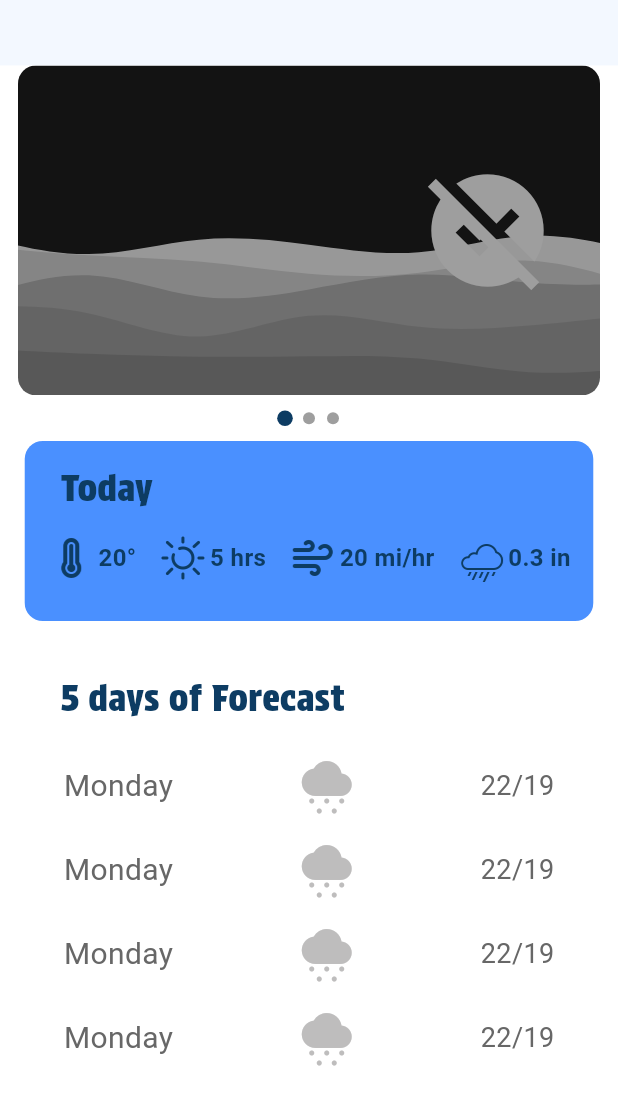
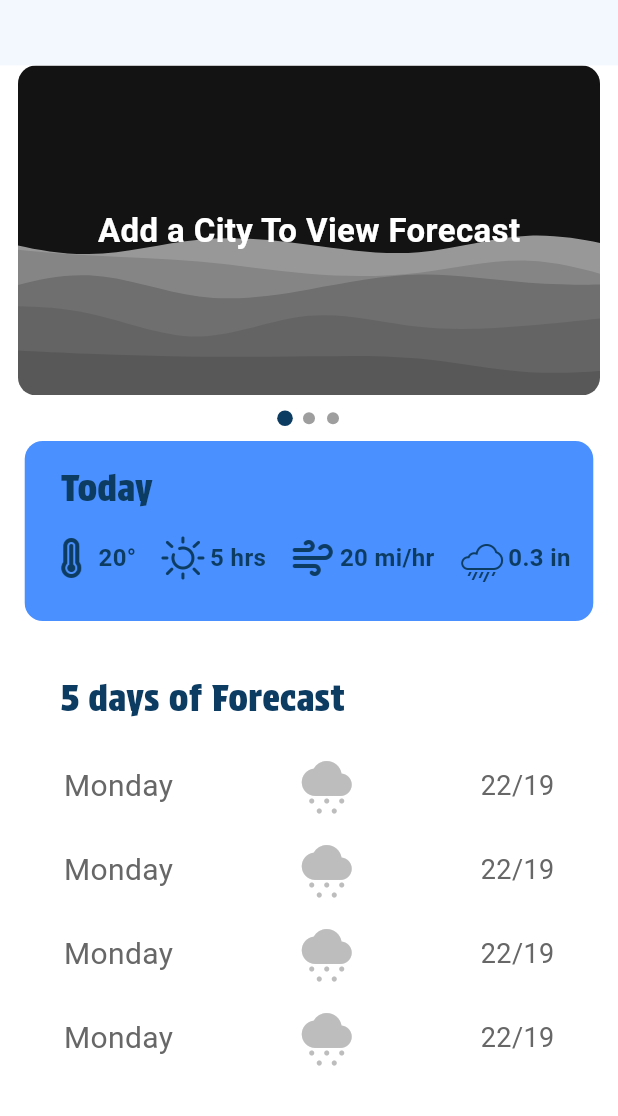
Before and after one commit to kaleabSolomon/WeatherIO, a Flutter app: the screen it shows after launch, on a phone screen of 412 x 824 dp, the part 120-1236 px from its top. Run offline on Flutter 3.47's test engine with Material 3 defaults, Android fonts, the phone set to English and light mode, and no system bars; drawn by our look-alikes of smooth_page_indicator; our stand-ins replace dio, flutter_svg, hive, hive_flutter; accounts and stored records are empty.

Commit message:
display message if no forecasts found

```diff
--- a/lib/widgets/weather_card.dart
+++ b/lib/widgets/weather_card.dart
@@ -55,7 +55,16 @@ class WeatherCard extends StatelessWidget {
           ),
           Padding(
             padding: const EdgeInsets.symmetric(horizontal: 30),
-            child: Row(
+            child: isNoForecast == true
+                ? Center(
+                    child: Text(
+                    "Add a City To View Forecast",
+                    style: TextStyle(
+                        fontSize: 22,
+                        fontWeight: FontWeight.bold,
+                        color: Theme.of(context).colorScheme.secondary),
+                  ))
+                : Row(
                     mainAxisAlignment: MainAxisAlignment.spaceBetween,
                     children: [
                       Column(
@@ -70,14 +79,16 @@ class WeatherCard extends StatelessWidget {
                                 style: TextStyle(
                                   fontSize: 20,
                                   fontWeight: FontWeight.bold,
-                            color: Theme.of(context).colorScheme.secondary,
+                                  color:
+                                      Theme.of(context).colorScheme.secondary,
                                 ),
                               ),
                               Text(
                                 formatDate(date ?? ""),
                                 style: TextStyle(
                                   fontSize: 16,
-                            color: Theme.of(context).colorScheme.secondary,
+                                  color:
+                                      Theme.of(context).colorScheme.secondary,
                                 ),
                               )
                             ],
@@ -99,10 +110,10 @@ class WeatherCard extends StatelessWidget {
                           )
                         ],
                       ),
-                Icon(
-                  isNoForecast != true ? Icons.sunny : Icons.unpublished_sharp,
+                      const Icon(
+                        Icons.sunny,
                         size: 90,
-                  color: isNoForecast != true ? Colors.orange : Colors.grey,
+                        color: Colors.orange,
                       )
                     ],
                   ),
```
Lines whose indentation alone changed are shown as unchanged.
